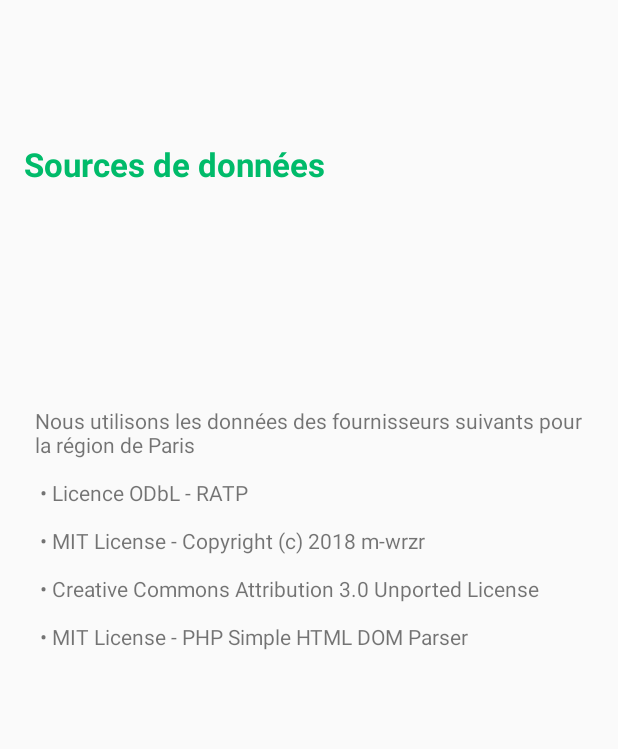
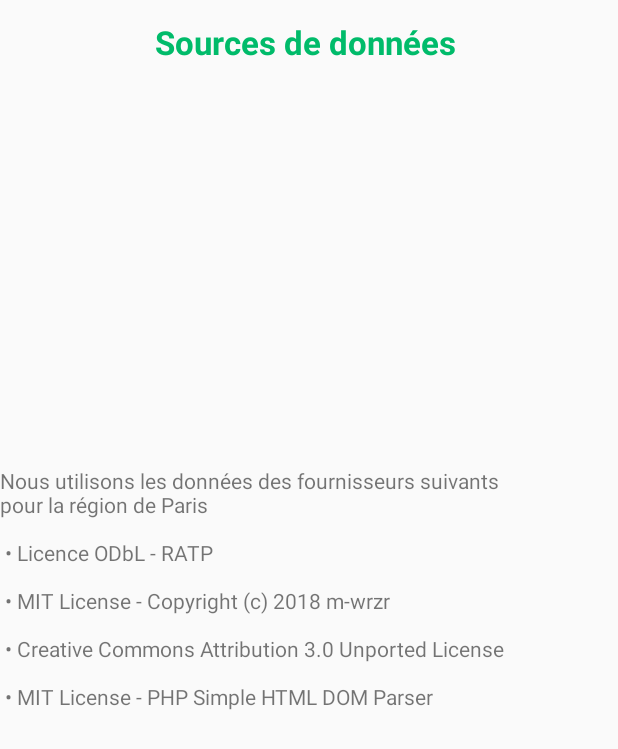
Before and after one commit to qfontain/Timeating, an Android app: the Sources_des_datas screen opened directly, with no data from a screen before it, on a phone screen of 412 x 824 dp. Shown: the top 749 px of the screen. Run offline under Robolectric (Android 15) with nearby library versions, the light colour scheme and no system bars.

Commit message:
Changements de Marie sur les différents designs

```diff
--- a/app/src/main/res/layout/activity_sources_des_datas.xml
+++ b/app/src/main/res/layout/activity_sources_des_datas.xml
@@ -4,39 +4,39 @@
     xmlns:tools="http://schemas.android.com/tools"
     android:layout_width="match_parent"
     android:layout_height="match_parent"
-    tools:context="com.example.quentin.quentintest.Sources_des_datas">
+    tools:context="com.example.quentin.quentintest.Sources_des_datas"
+    tools:layout_editor_absoluteY="25dp">
 
     <TextView
         android:id="@+id/textView13"
-        android:layout_width="217dp"
-        android:layout_height="40dp"
-        android:layout_marginBottom="45dp"
-        android:layout_marginStart="16dp"
-        android:layout_marginTop="4dp"
+        android:layout_width="206dp"
+        android:layout_height="0dp"
+        android:layout_marginBottom="12dp"
+        android:layout_marginTop="13dp"
         android:text="Sources de données"
         android:textColor="@color/colortimeating"
         android:textSize="22sp"
         android:textStyle="bold"
         app:layout_constraintBottom_toTopOf="@+id/textView14"
+        app:layout_constraintEnd_toEndOf="parent"
         app:layout_constraintStart_toStartOf="parent"
         app:layout_constraintTop_toTopOf="parent"
         tools:ignore="HardcodedText" />
 
     <TextView
         android:id="@+id/textView14"
-        android:layout_width="0dp"
+        android:layout_width="360dp"
         android:layout_height="265dp"
-        android:layout_marginBottom="197dp"
-        android:layout_marginEnd="23dp"
-        android:layout_marginStart="23dp"
+        android:layout_marginBottom="248dp"
         android:text="Nous utilisons les données des fournisseurs suivants pour la région de Paris
         \n\n • Licence ODbL - RATP
         \n\n • MIT License - Copyright (c) 2018 m-wrzr
         \n\n • Creative Commons Attribution 3.0 Unported License
         \n\n • MIT License - PHP Simple HTML DOM Parser"
         app:layout_constraintBottom_toBottomOf="parent"
-        app:layout_constraintEnd_toEndOf="parent"
-        app:layout_constraintStart_toStartOf="parent"
+        app:layout_constraintHorizontal_bias="0.0"
+        app:layout_constraintLeft_toLeftOf="parent"
+        app:layout_constraintRight_toRightOf="parent"
         app:layout_constraintTop_toBottomOf="@+id/textView13"
         tools:ignore="HardcodedText" />
 </android.support.constraint.ConstraintLayout>
```
Also changed, not shown: app/src/main/res/layout/activity_cgu.xml (+6 -28 lines), app/src/main/res/layout/activity_confidentiality.xml (+6 -4 lines), app/src/main/res/layout/activity_contact.xml (+7 -8 lines), app/src/main/res/layout/activity_faq.xml (+6 -6 lines), app/src/main/res/layout/activity_main.xml (+6 -5 lines).
